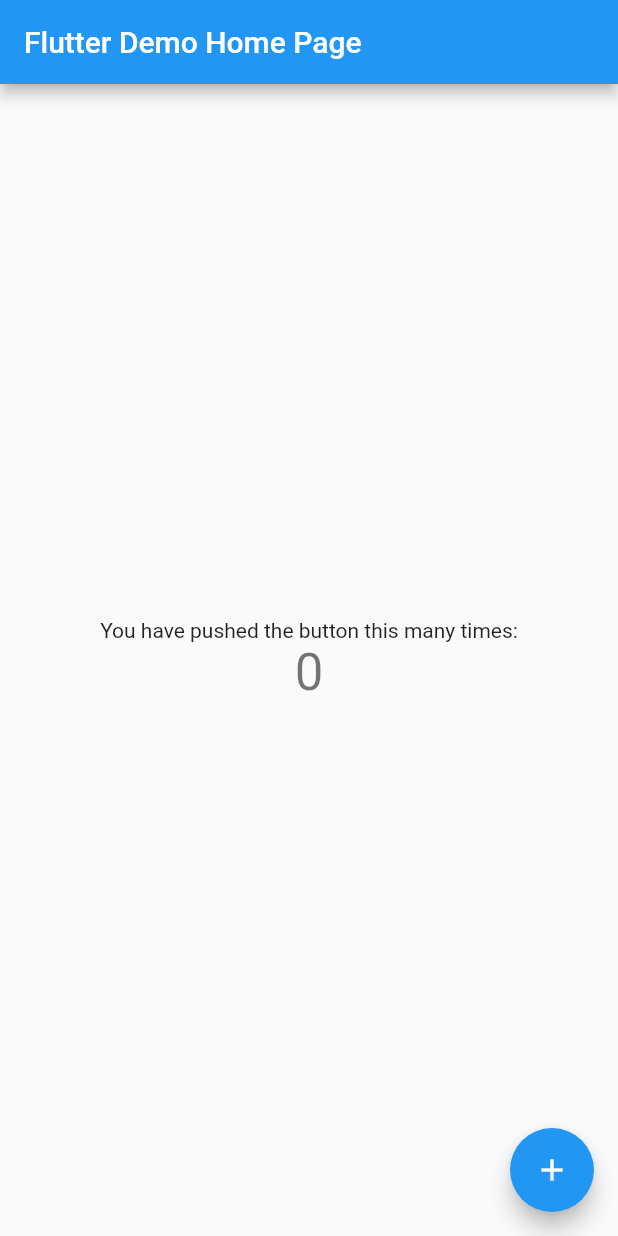
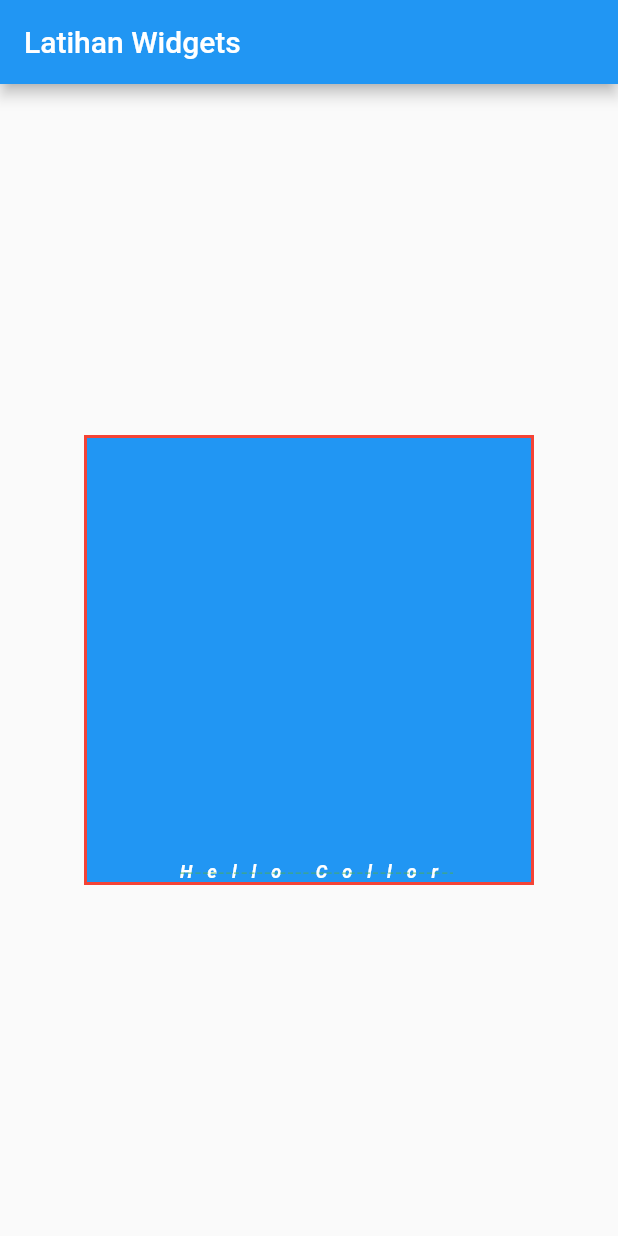
Before and after one commit to bahrie127/widget_focus, a Flutter app: the screen it shows after launch, on a phone screen of 412 x 824 dp. Run offline on Flutter 3.47's test engine with Material 2 defaults, Android fonts, the light colour scheme and no system bars.

Commit message:
widget container and text

```diff
--- /dev/null
+++ b/lib/home.dart
@@ -0,0 +1,16 @@
+import 'package:flutter/material.dart';
+import 'package:widget_focus/widgets/sample_container.dart';
+
+class Home extends StatelessWidget {
+  const Home({Key? key}) : super(key: key);
+
+  @override
+  Widget build(BuildContext context) {
+    return Scaffold(
+      appBar: AppBar(
+        title: const Text('Latihan Widgets'),
+      ),
+      body: const SampleContainer(),
+    );
+  }
+}
--- a/lib/main.dart
+++ b/lib/main.dart
@@ -1,4 +1,6 @@
 import 'package:flutter/material.dart';
+import 'package:widget_focus/home.dart';
+import 'package:widget_focus/widgets/sample_container.dart';
 
 void main() {
   runApp(const MyApp());
@@ -7,109 +9,14 @@
 class MyApp extends StatelessWidget {
   const MyApp({Key? key}) : super(key: key);
 
-  // This widget is the root of your application.
   @override
   Widget build(BuildContext context) {
     return MaterialApp(
       title: 'Flutter Demo',
       theme: ThemeData(
-        // This is the theme of your application.
-        //
-        // Try running your application with "flutter run". You'll see the
-        // application has a blue toolbar. Then, without quitting the app, try
-        // changing the primarySwatch below to Colors.green and then invoke
-        // "hot reload" (press "r" in the console where you ran "flutter run",
-        // or simply save your changes to "hot reload" in a Flutter IDE).
-        // Notice that the counter didn't reset back to zero; the application
-        // is not restarted.
         primarySwatch: Colors.blue,
       ),
-      home: const MyHomePage(title: 'Flutter Demo Home Page'),
+      home: const Home(),
     );
   }
 }
-
-class MyHomePage extends StatefulWidget {
-  const MyHomePage({Key? key, required this.title}) : super(key: key);
-
-  // This widget is the home page of your application. It is stateful, meaning
-  // that it has a State object (defined below) that contains fields that affect
-  // how it looks.
-
-  // This class is the configuration for the state. It holds the values (in this
-  // case the title) provided by the parent (in this case the App widget) and
-  // used by the build method of the State. Fields in a Widget subclass are
-  // always marked "final".
-
-  final String title;
-
-  @override
-  State<MyHomePage> createState() => _MyHomePageState();
-}
-
-class _MyHomePageState extends State<MyHomePage> {
-  int _counter = 0;
-
-  void _incrementCounter() {
-    setState(() {
-      // This call to setState tells the Flutter framework that something has
-      // changed in this State, which causes it to rerun the build method below
-      // so that the display can reflect the updated values. If we changed
-      // _counter without calling setState(), then the build method would not be
-      // called again, and so nothing would appear to happen.
-      _counter++;
-    });
-  }
-
-  @override
-  Widget build(BuildContext context) {
-    // This method is rerun every time setState is called, for instance as done
-    // by the _incrementCounter method above.
-    //
-    // The Flutter framework has been optimized to make rerunning build methods
-    // fast, so that you can just rebuild anything that needs updating rather
-    // than having to individually change instances of widgets.
-    return Scaffold(
-      appBar: AppBar(
-        // Here we take the value from the MyHomePage object that was created by
-        // the App.build method, and use it to set our appbar title.
-        title: Text(widget.title),
-      ),
-      body: Center(
-        // Center is a layout widget. It takes a single child and positions it
-        // in the middle of the parent.
-        child: Column(
-          // Column is also a layout widget. It takes a list of children and
-          // arranges them vertically. By default, it sizes itself to fit its
-          // children horizontally, and tries to be as tall as its parent.
-          //
-          // Invoke "debug painting" (press "p" in the console, choose the
-          // "Toggle Debug Paint" action from the Flutter Inspector in Android
-          // Studio, or the "Toggle Debug Paint" command in Visual Studio Code)
-          // to see the wireframe for each widget.
-          //
-          // Column has various properties to control how it sizes itself and
-          // how it positions its children. Here we use mainAxisAlignment to
-          // center the children vertically; the main axis here is the vertical
-          // axis because Columns are vertical (the cross axis would be
-          // horizontal).
-          mainAxisAlignment: MainAxisAlignment.center,
-          children: <Widget>[
-            const Text(
-              'You have pushed the button this many times:',
-            ),
-            Text(
-              '$_counter',
-              style: Theme.of(context).textTheme.headline4,
-            ),
-          ],
-        ),
-      ),
-      floatingActionButton: FloatingActionButton(
-        onPressed: _incrementCounter,
-        tooltip: 'Increment',
-        child: const Icon(Icons.add),
-      ), // This trailing comma makes auto-formatting nicer for build methods.
-    );
-  }
-}
--- /dev/null
+++ b/lib/widgets/sample_container.dart
@@ -0,0 +1,108 @@
+import 'package:flutter/material.dart';
+
+class SampleContainer extends StatelessWidget {
+  const SampleContainer({Key? key}) : super(key: key);
+
+  @override
+  Widget build(BuildContext context) {
+    return Center(
+      child: Container(
+        alignment: Alignment.bottomCenter,
+        height: 300,
+        width: 300,
+        decoration: BoxDecoration(
+          color: Colors.blue,
+          border: Border.all(
+            color: Colors.red,
+            width: 2,
+          ),
+        ),
+        child: const Text(
+          'Hello Collor',
+          style: TextStyle(
+              fontSize: 12,
+              fontWeight: FontWeight.bold,
+              color: Colors.white,
+              fontFamily: 'Roboto',
+              fontStyle: FontStyle.italic,
+              decoration: TextDecoration.lineThrough,
+              decorationColor: Colors.green,
+              decorationStyle: TextDecorationStyle.dashed,
+              letterSpacing: 10),
+        ),
+      ),
+    );
+  }
+}
+
+///text
+// Text(
+//           'Hello Collor',
+//           style: TextStyle(
+//               fontSize: 12,
+//               fontWeight: FontWeight.bold,
+//               color: Colors.white,
+//               fontFamily: 'Roboto',
+//               fontStyle: FontStyle.italic,
+//               decoration: TextDecoration.lineThrough,
+//               decorationColor: Colors.green,
+//               decorationStyle: TextDecorationStyle.dashed,
+//               letterSpacing: 10),
+//         ),
+
+///alignment: Alignment.bottomCenter,
+
+///transform: Matrix4.translationValues(100,100,0),
+
+/// padding, margin, EdgeInsets
+// Container(
+      //   padding: const EdgeInsets.all(40),
+      //   margin: const EdgeInsets.all(50),
+      //   height: 300,
+      //   width: 300,
+      //   decoration: BoxDecoration(
+      //     color: Colors.blue,
+      //     border: Border.all(
+      //       color: Colors.red,
+      //       width: 2,
+      //     ),
+      //   ),
+      //   child: const Text(
+      //     'Hello Collor',
+      //     style: TextStyle(fontSize: 30, fontWeight: FontWeight.bold),
+      //   ),
+      // ),
+
+/// decoration, color, border, border color, border width, borderRadius
+//      Container(
+//         height: 300,
+//         width: 300,
+//         decoration: BoxDecoration(
+//           color: Colors.blue,
+//           border: Border.all(
+//             color: Colors.red,
+//             width: 2,
+//           ),
+//           borderRadius: const BorderRadius.all(
+//             Radius.circular(150),
+//           ),
+//         ),
+//         child: const Center(
+//           child: Text(
+//             'Hello Collor',
+//             style: TextStyle(fontSize: 30, fontWeight: FontWeight.bold),
+//           ),
+//         ),
+
+      ///child, height, width, color
+      //  Container(
+      //   height: 300,
+      //   width: 300,
+      //   color: Colors.yellow,
+      //   child: const Center(
+      //     child: Text(
+      //       'Hello Collor',
+      //       style: TextStyle(fontSize: 30, fontWeight: FontWeight.bold),
+      //     ),
+      //   ),
+      // ),
```
